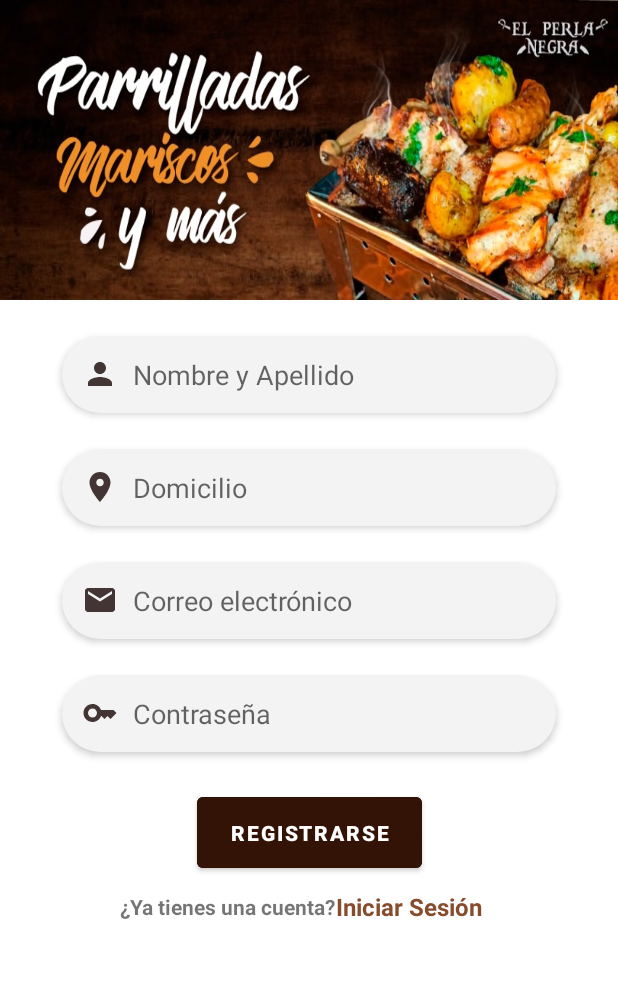
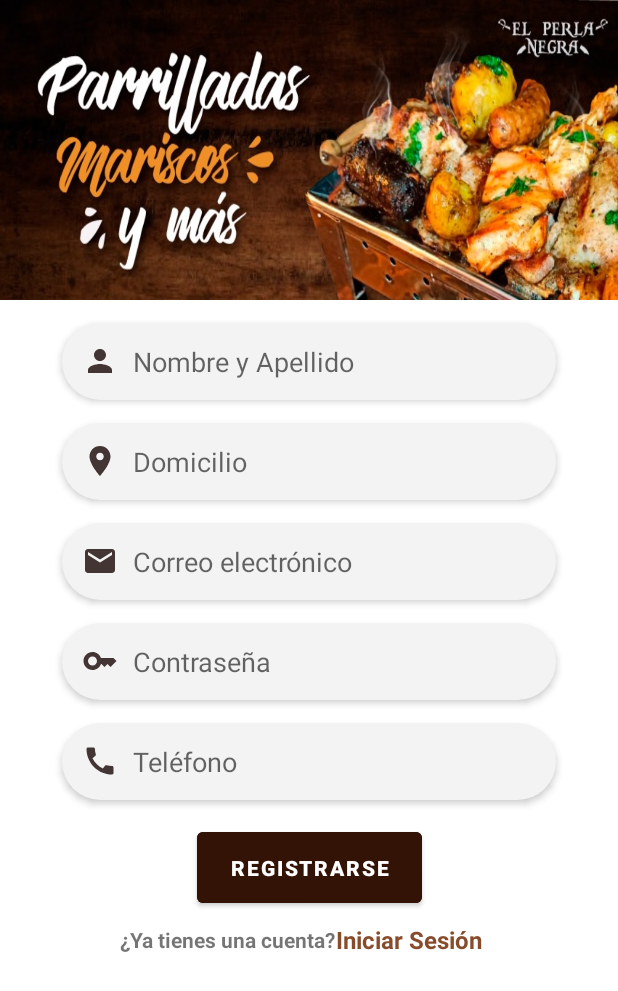
Before and after one commit to GeraldineDrouet/proyectoGrupo2, an Android app: the RegistroActivity screen opened directly, with no data from a screen before it, on a phone screen of 412 x 824 dp. Shown: the top 991 px of the screen. Run offline under Robolectric (Android 15) with nearby library versions, the phone set to English and light mode, and no system bars; our stand-ins replace Firebase (no records; nobody signed in at launch, a user with empty details on screens opened directly); Roboto replaces fonts that are not available here.

```diff
--- a/app/src/main/java/com/example/elperlanegra/RegistroActivity.java
+++ b/app/src/main/java/com/example/elperlanegra/RegistroActivity.java
@@ -22,7 +22,7 @@ import com.google.firebase.database.FirebaseDatabase;
 public class RegistroActivity extends AppCompatActivity {
 
     Button registro;
-    EditText nombre, direccion, email, password;
+    EditText nombre, direccion, email, password, telefono;
     TextView login;
 
     FirebaseAuth auth;
@@ -40,6 +40,7 @@ public class RegistroActivity extends AppCompatActivity {
         direccion = (EditText) findViewById(R.id.direccion_reg);
         email = (EditText) findViewById(R.id.email_reg);
         password = (EditText) findViewById(R.id.pass_reg);
+        telefono = (EditText) findViewById(R.id.telf_reg);
         login = (TextView) findViewById(R.id.login_link);
 
         registro.setOnClickListener(new View.OnClickListener() {
@@ -62,6 +63,7 @@ public class RegistroActivity extends AppCompatActivity {
         String DireccionUser = direccion.getText().toString();
         String CorreoUser = email.getText().toString();
         String ContrasenaUser = password.getText().toString();
+        String TelefonoUser = telefono.getText().toString();
 
         if(TextUtils.isEmpty(NombreUser)){
             Toast.makeText(this,"¡Campo <Nombre y Apellido> está vacío!", Toast.LENGTH_SHORT).show();
@@ -88,13 +90,18 @@ public class RegistroActivity extends AppCompatActivity {
             return;
         }
 
+        if(TextUtils.isEmpty(TelefonoUser)){
+            Toast.makeText(this,"¡Campo <Teléfono> está vacío!", Toast.LENGTH_SHORT).show();
+            return;
+        }
+
         //CREACIÓN DE USUARIO
         auth.createUserWithEmailAndPassword(CorreoUser,ContrasenaUser)
                 .addOnCompleteListener(new OnCompleteListener<AuthResult>() {
                     @Override
                     public void onComplete(@NonNull Task<AuthResult> task) {
                         if (task.isSuccessful()){
-                            ModeloUser modeloUser = new ModeloUser(NombreUser,DireccionUser,CorreoUser,ContrasenaUser);
+                            ModeloUser modeloUser = new ModeloUser(NombreUser,DireccionUser,CorreoUser,ContrasenaUser,TelefonoUser);
                             String id = task.getResult().getUser().getUid();
                             database.getReference().child("Users").child(id).setValue(modeloUser);
 
--- /dev/null
+++ b/app/src/main/res/drawable-anydpi/ic_telf.xml
@@ -0,0 +1,11 @@
+<vector xmlns:android="http://schemas.android.com/apk/res/android"
+    android:width="24dp"
+    android:height="24dp"
+    android:viewportWidth="24"
+    android:viewportHeight="24"
+    android:tint="#150503"
+    android:alpha="0.8">
+  <path
+      android:fillColor="@android:color/white"
+      android:pathData="M20.01,15.38c-1.23,0 -2.42,-0.2 -3.53,-0.56 -0.35,-0.12 -0.74,-0.03 -1.01,0.24l-1.57,1.97c-2.83,-1.35 -5.48,-3.9 -6.89,-6.83l1.95,-1.66c0.27,-0.28 0.35,-0.67 0.24,-1.02 -0.37,-1.11 -0.56,-2.3 -0.56,-3.53 0,-0.54 -0.45,-0.99 -0.99,-0.99H4.19C3.65,3 3,3.24 3,3.99 3,13.28 10.73,21 20.01,21c0.71,0 0.99,-0.63 0.99,-1.18v-3.45c0,-0.54 -0.45,-0.99 -0.99,-0.99z"/>
+</vector>
--- a/app/src/main/res/layout/activity_login.xml
+++ b/app/src/main/res/layout/activity_login.xml
@@ -29,7 +29,7 @@
         android:drawablePadding="10dp"
         android:elevation="3dp"
         android:padding="13dp"
-        android:text="Correo electrónico"
+        android:hint="Correo electrónico"
         app:layout_constraintEnd_toEndOf="parent"
         app:layout_constraintStart_toStartOf="parent"
         app:layout_constraintTop_toBottomOf="@+id/banner_login"
@@ -46,7 +46,8 @@
         android:drawablePadding="10dp"
         android:elevation="3dp"
         android:padding="13dp"
-        android:text="Contraseña"
+        android:hint="Contraseña"
+        android:inputType="textPassword"
         app:layout_constraintEnd_toEndOf="parent"
         app:layout_constraintStart_toStartOf="parent"
         app:layout_constraintTop_toBottomOf="@+id/email_log"
--- a/app/src/main/res/layout/activity_registro.xml
+++ b/app/src/main/res/layout/activity_registro.xml
@@ -22,7 +22,7 @@
         android:textColor="#8F8F8F"
         android:layout_width="0dp"
         android:layout_height="wrap_content"
-        android:layout_marginTop="24dp"
+        android:layout_marginTop="15dp"
         android:background="@drawable/edittext_bg"
         android:drawableLeft="@drawable/ic_name"
         android:drawablePadding="10dp"
@@ -39,7 +39,7 @@
         android:textColor="#8F8F8F"
         android:layout_width="0dp"
         android:layout_height="wrap_content"
-        android:layout_marginTop="24dp"
+        android:layout_marginTop="15dp"
         android:background="@drawable/edittext_bg"
         android:drawableLeft="@drawable/ic_address"
         android:drawablePadding="10dp"
@@ -56,7 +56,7 @@
         android:textColor="#8F8F8F"
         android:layout_width="0dp"
         android:layout_height="wrap_content"
-        android:layout_marginTop="24dp"
+        android:layout_marginTop="15dp"
         android:background="@drawable/edittext_bg"
         android:drawableLeft="@drawable/ic_email"
         android:drawablePadding="10dp"
@@ -73,7 +73,7 @@
         android:textColor="#8F8F8F"
         android:layout_width="0dp"
         android:layout_height="wrap_content"
-        android:layout_marginTop="24dp"
+        android:layout_marginTop="15dp"
         android:background="@drawable/edittext_bg"
         android:drawableLeft="@drawable/ic_pass"
         android:drawablePadding="10dp"
@@ -86,6 +86,24 @@
         app:layout_constraintTop_toBottomOf="@+id/email_reg"
         app:layout_constraintWidth_percent=".8" />
 
+    <EditText
+        android:id="@+id/telf_reg"
+        android:textColor="#8F8F8F"
+        android:layout_width="0dp"
+        android:layout_height="wrap_content"
+        android:layout_marginTop="15dp"
+        android:background="@drawable/edittext_bg"
+        android:drawableLeft="@drawable/ic_telf"
+        android:drawablePadding="10dp"
+        android:elevation="3dp"
+        android:padding="13dp"
+        android:hint="Teléfono"
+        android:inputType="number"
+        app:layout_constraintEnd_toEndOf="parent"
+        app:layout_constraintStart_toStartOf="parent"
+        app:layout_constraintTop_toBottomOf="@+id/pass_reg"
+        app:layout_constraintWidth_percent=".8" />
+
     <Button
         android:id="@+id/reg_btn"
         android:layout_width="150dp"
@@ -96,8 +114,8 @@
         android:textStyle="bold"
         app:layout_constraintEnd_toEndOf="parent"
         app:layout_constraintStart_toStartOf="parent"
-        app:layout_constraintTop_toBottomOf="@+id/pass_reg"
-        android:layout_marginTop="24dp"/>
+        app:layout_constraintTop_toBottomOf="@+id/telf_reg"
+        android:layout_marginTop="15dp"/>
 
     <TextView
         android:id="@+id/textView2"
```
Also changed, not shown: app/src/main/java/com/example/elperlanegra/LoginActivity.java (+49 -3 lines), app/src/main/java/com/example/elperlanegra/modelos/ModeloUser.java (+11 -1 lines), app/src/main/res/drawable-hdpi/ic_telf.png (added), app/src/main/res/drawable-mdpi/ic_telf.png (added), app/src/main/res/drawable-xhdpi/ic_telf.png (added), app/src/main/res/drawable-xxhdpi/ic_telf.png (added).
